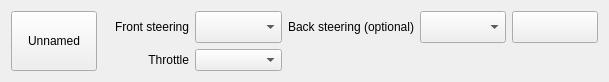
Old version of the form src/libs/libmotorics/motorics/WheeledMtlobeWidget.ui in the repository mrdeveloperdude/OctoMY.
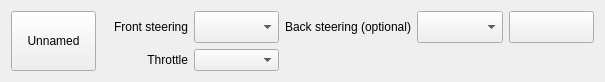
New version of the form. Icons and pictures are not drawn. Custom widgets are drawn as their Qt base class.

What changed in the file:
```diff
--- a/src/libs/libmotorics/motorics/WheeledMtlobeWidget.ui
+++ b/src/libs/libmotorics/motorics/WheeledMtlobeWidget.ui
@@ -6,8 +6,8 @@
    <rect>
     <x>0</x>
     <y>0</y>
-    <width>609</width>
-    <height>81</height>
+    <width>605</width>
+    <height>79</height>
    </rect>
   </property>
   <property name="windowTitle">
```
Left out of the diff: 8 changed lines with no effect on the pictures.
